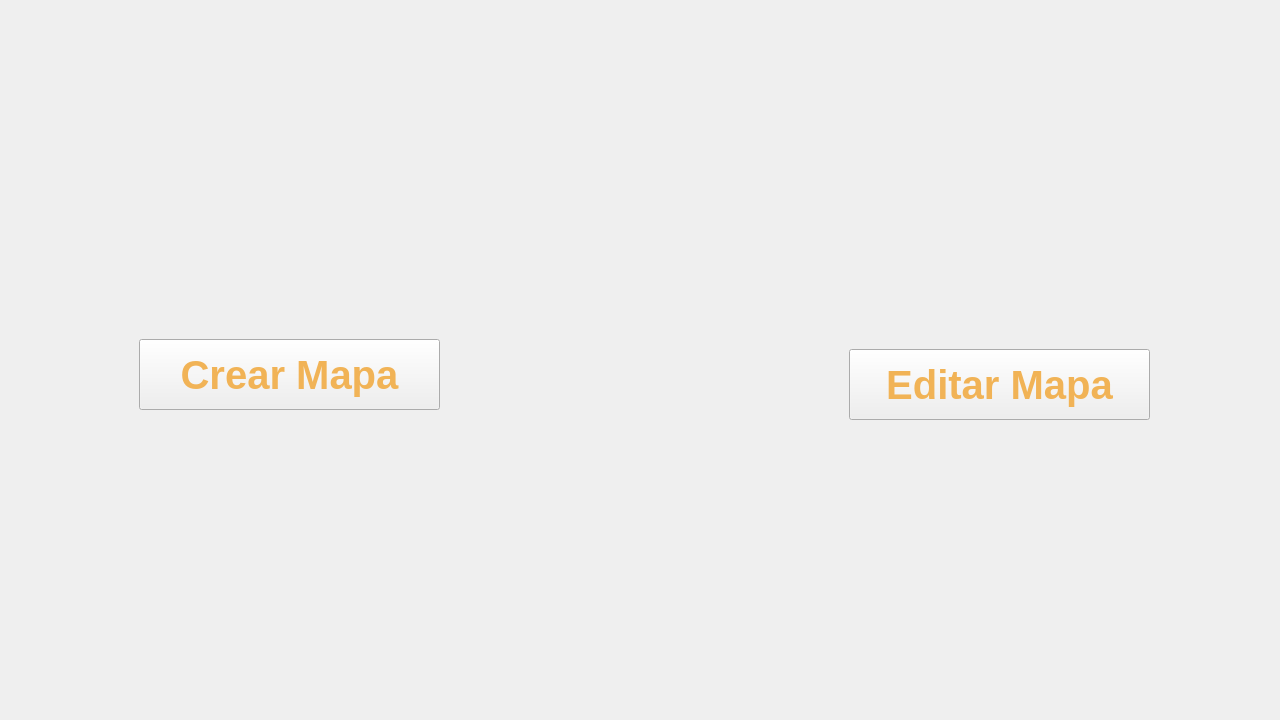
The window that editor/ventanaeditor.ui (Nahuelfranco12/TP-TALLER-DE-PROGRAMACION-G9-2C26) describes before a commit, drawn with Qt 5.
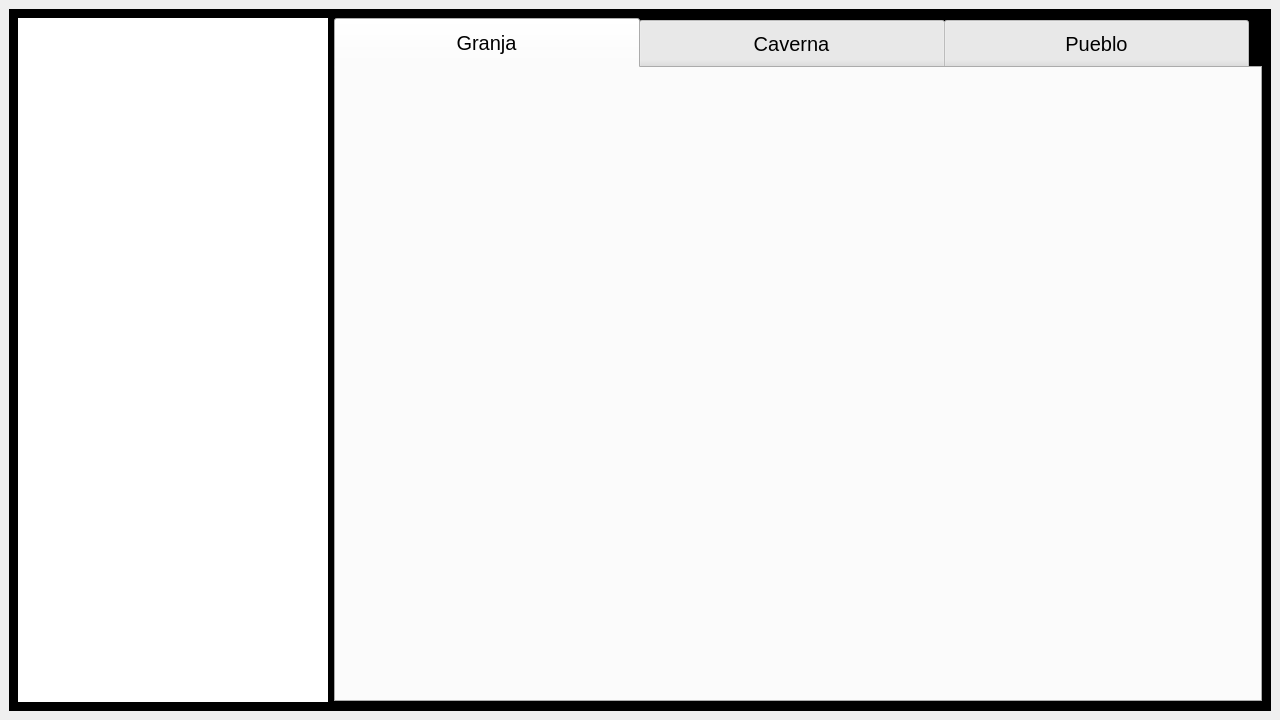
The same window after the commit. The open tabs and pages were chosen to show the change. Icons and pictures are not drawn.

Commit message: hago base pantalla para editor

```diff
--- a/editor/ventanaeditor.ui
+++ b/editor/ventanaeditor.ui
@@ -17,6 +17,11 @@
    <layout class="QHBoxLayout" name="horizontalLayout">
     <item>
      <widget class="QStackedWidget" name="stackedWidget">
+      <property name="styleSheet">
+       <string notr="true">#pageMapas {
+    background-color: black;
+}</string>
+      </property>
       <widget class="QWidget" name="pageInicioEditor">
        <property name="styleSheet">
         <string notr="true">#pageInicioEditor {
@@ -27,7 +32,7 @@
         <property name="geometry">
          <rect>
           <x>130</x>
-          <y>330</y>
+          <y>340</y>
           <width>301</width>
           <height>71</height>
          </rect>
@@ -112,8 +117,66 @@
         </property>
        </widget>
       </widget>
-      <widget class="QWidget" name="editorMapas"/>
-      <widget class="QWidget" name="creadorMapas"/>
+      <widget class="QWidget" name="editorMapas">
+       <property name="styleSheet">
+        <string notr="true">#pageMapas {
+    background-color: black;
+}</string>
+       </property>
+      </widget>
+      <widget class="QWidget" name="pageMapas">
+       <layout class="QHBoxLayout" name="horizontalLayout_2">
+        <item>
+         <widget class="QWidget" name="barraIzqPM" native="true">
+          <property name="sizePolicy">
+           <sizepolicy hsizetype="Preferred" vsizetype="Preferred">
+            <horstretch>1</horstretch>
+            <verstretch>0</verstretch>
+           </sizepolicy>
+          </property>
+          <property name="styleSheet">
+           <string notr="true">background-color: white;</string>
+          </property>
+         </widget>
+        </item>
+        <item>
+         <widget class="QTabWidget" name="pestanaMapas">
+          <property name="sizePolicy">
+           <sizepolicy hsizetype="Expanding" vsizetype="Expanding">
+            <horstretch>3</horstretch>
+            <verstretch>0</verstretch>
+           </sizepolicy>
+          </property>
+          <property name="styleSheet">
+           <string notr="true">QTabBar::tab {
+    min-width: 305px;
+    height: 50px; 
+    font-size: 20px;
+	font-family: &quot;Stardew Valley&quot;;
+}</string>
+          </property>
+          <property name="currentIndex">
+           <number>0</number>
+          </property>
+          <widget class="QWidget" name="tabGranja">
+           <attribute name="title">
+            <string>Granja</string>
+           </attribute>
+          </widget>
+          <widget class="QWidget" name="tabCaverna">
+           <attribute name="title">
+            <string>Caverna</string>
+           </attribute>
+          </widget>
+          <widget class="QWidget" name="tabPueblo">
+           <attribute name="title">
+            <string>Pueblo</string>
+           </attribute>
+          </widget>
+         </widget>
+        </item>
+       </layout>
+      </widget>
      </widget>
     </item>
    </layout>
```
Left out of the diff: 38 changed lines with no effect on the pictures.
